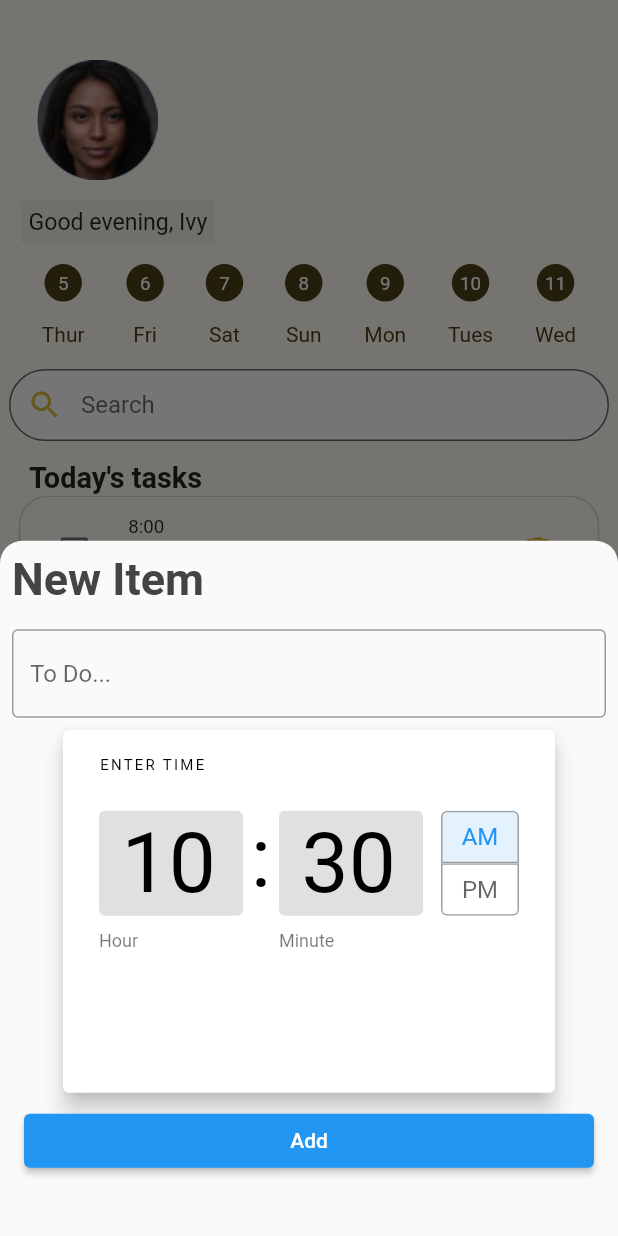
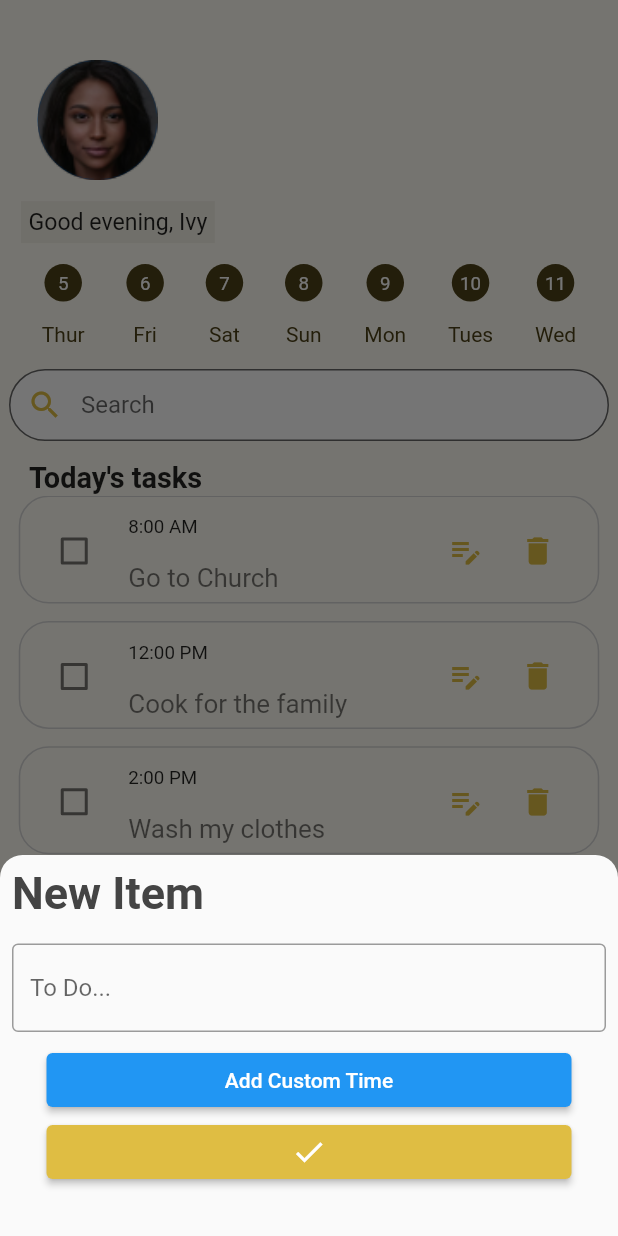
Before and after one commit to c178t/to_do_list_app, a Flutter app: the screen it shows after launch, after a tap on the "add" icon, on a phone screen of 412 x 824 dp. Run offline on Flutter 3.47's test engine with Material 2 defaults, Android fonts, the phone set to English and light mode, and no system bars; our stand-ins replace flutter_screenutil.

Commit message:
Added time into item

```diff
--- a/lib/provider.dart
+++ b/lib/provider.dart
@@ -4,63 +4,59 @@ import 'package:flutter/material.dart';
 
 class ToDoListProvider extends ChangeNotifier {
 
+TimeOfDay _timeOfDay = TimeOfDay.now();
+
+bool timePressed = false;
  int itemCount = 7;
 
 final _textController = TextEditingController();
 
  final List<Map<String, dynamic>> toDoItems = [
     {
-      "time" : "8:00",
+      "time" : "8:00 AM",
       "name" : "Go to Church",
-      "timeType" : "AM",
       "isChecked" : false,
       "isBool" : false
     },
 
     {
-      "time" : "12:00",
+      "time" : "12:00 PM",
       "name" : "Cook for the family",
-      "timeType" : "PM",
       "isChecked" : false,
       "isBool" : false
     },
 
     {
-      "time" : "2:00",
+      "time" : "2:00 PM",
       "name" : "Wash my clothes",
-      "timeType" : "PM",
       "isChecked" : false,
       "isBool" : false
     },
 
     {
-      "time" : "5:00",
+      "time" : "5:00 PM",
       "name" : "Visit Chastity",
-      "timeType" : "PM",
       "isChecked" : false,
       "isBool" : false
     },
 
     {
-      "time" : "6:00",
+      "time" : "6:00 PM",
       "name" : "Make my hair",
-      "timeType" : "PM",
       "isChecked" : false,
       "isBool" : false
     },
 
     {
-      "time" : "8:00",
+      "time" : "8:00 PM",
       "name" : "Call my brother",
-      "timeType" : "PM",
       "isChecked" : false,
       "isBool" : false
     },
 
     {
-      "time" : "12:00",
+      "time" : "12:00 AM",
       "name" : "Play videogames",
-      "timeType" : "AM",
       "isChecked" : false,
       "isBool" : false
     }
@@ -70,6 +66,7 @@ final _textController = TextEditingController();
 
   void addItem(BuildContext context) {
 
+
     showModalBottomSheet(
       shape: RoundedRectangleBorder(
         borderRadius: BorderRadius.vertical(
@@ -78,11 +75,16 @@ final _textController = TextEditingController();
       ),
       context:  context,
       builder: (context) {
-       return ListView(
+       return Column(
+        mainAxisSize: MainAxisSize.min,
 
         children: [
 
-          Padding(
+          Row(
+            children: [
+              Container(
+                width: 300,
+                child: Padding(
                   padding: const EdgeInsets.all(8.0),
                   child: Text(
                     "New Item",
@@ -93,6 +95,17 @@ final _textController = TextEditingController();
                     ),
 
                   ),
+                ),
+              ),
+
+              // Text(
+              //   _timeOfDay.format(context).toString(),
+              //   textAlign: TextAlign.end,
+              //   style: TextStyle(
+              //     fontSize: 20
+              //   ),
+              // )
+            ],
           ),
 
           Padding(
@@ -114,25 +127,40 @@ final _textController = TextEditingController();
 
             ),
 
-            TimePickerDialog(
+            SizedBox(
+              width: 350,
+              child: ElevatedButton(
+
+              onPressed: () {
+
+                timePressed = true;
+
+                showTimePicker(
                       initialEntryMode: TimePickerEntryMode.inputOnly,
-              cancelText: '',
-              confirmText: '',
-              initialTime: TimeOfDay.fromDateTime(
-                DateTime.now()
-              )
+                      context: context,
+                      initialTime: TimeOfDay.now()
+                    ).then((value) {
+                      _timeOfDay = value!;
+                    });
+              },
+              child: Text("Add Custom Time")
+              ),
             ),
 
-            Padding(
-              padding: const EdgeInsets.fromLTRB(16.0, 8, 16, 8),
+            SizedBox(
+              width: 350,
+              child: Padding(
+                padding: const EdgeInsets.fromLTRB(0,0,0,32),
                 child: ElevatedButton(
                   onPressed: () {
+
+
+
                     toDoItems.insert(
                       0,
                       {
-                      "time" : "Not Available",
+                        "time" : timePressed? _timeOfDay.format(context).toString(): '',
                         "name" : _textController.text,
-                      "timeType" : "Not Available",
                        "isChecked" : false,
                         "isBool" : false
                       }
@@ -140,20 +168,27 @@ final _textController = TextEditingController();
 
                   itemCount++;
 
+                  timePressed = false;
+
+                  _timeOfDay = TimeOfDay.now();
+
+                  _textController.clear();
+
                    Navigator.pop(context);
 
                    notifyListeners();
                   },
-                child: Text(
-                  'Add',
+                  child: Icon(
 
-                )
+                    Icons.done
+                  ),
+                  style: ButtonStyle(
+
+                    backgroundColor: MaterialStatePropertyAll(Color.fromARGB(255, 223, 189, 67))
                   ),
                   ),
-
-
-
-
+              ),
+            ),
 
 
         ],
```
Lines whose indentation alone changed are shown as unchanged.
